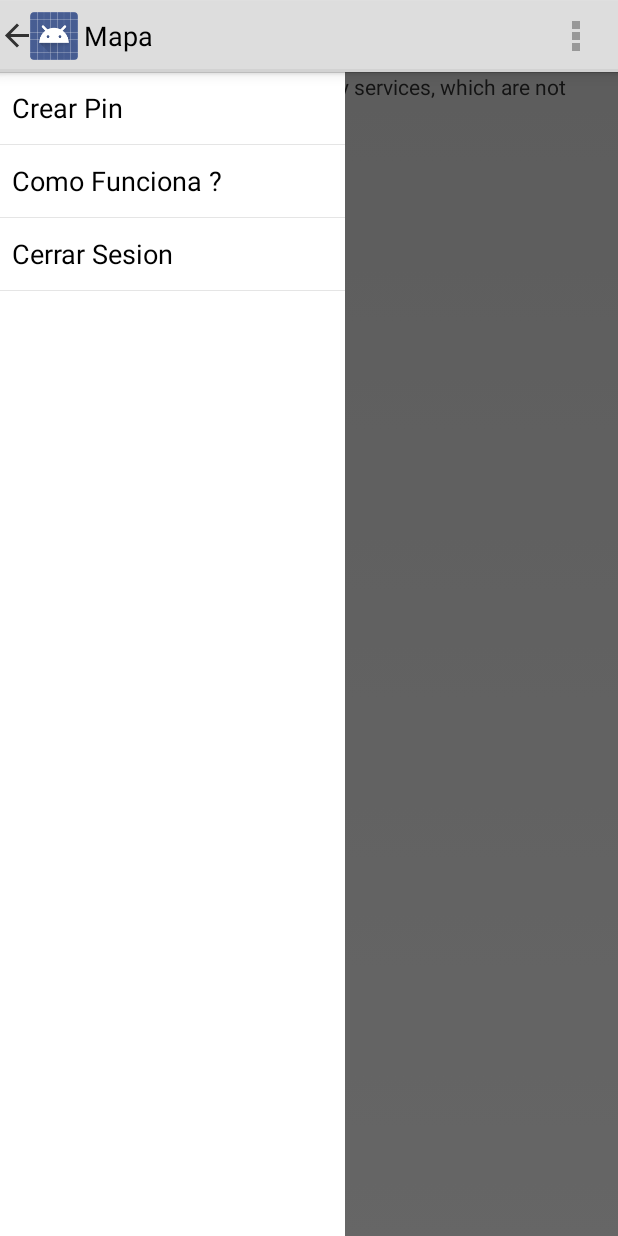
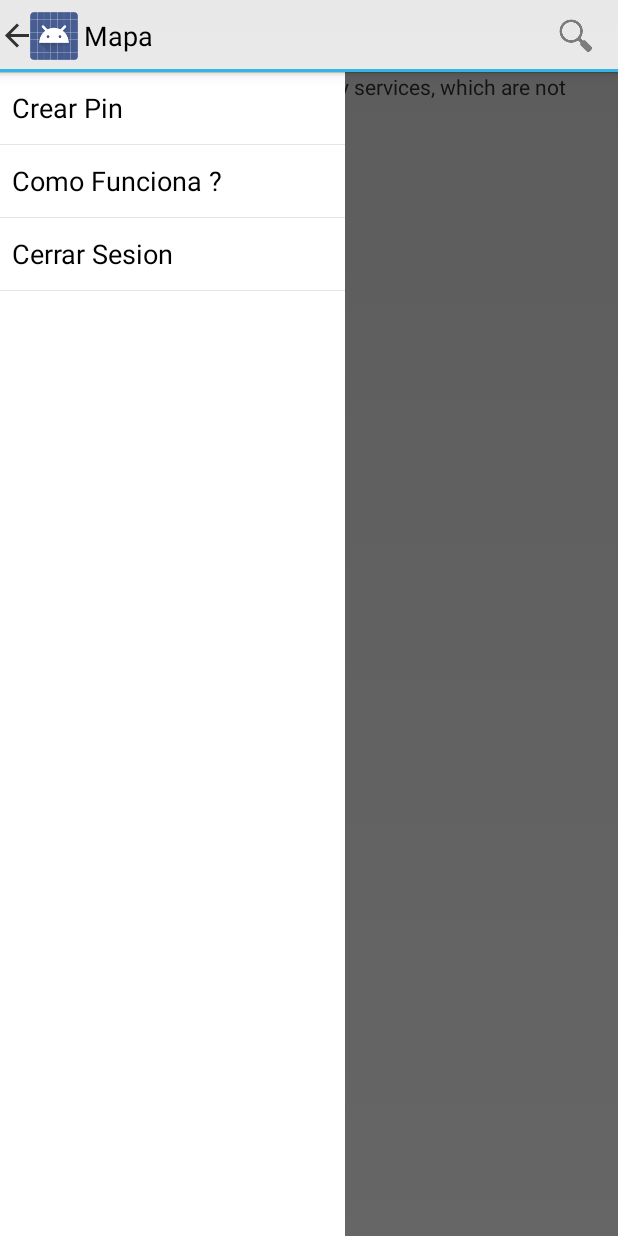
Before and after one commit to C-Aguirre017/Book-It, an Android app: the Central screen opened directly, with no data from a screen before it, with the side drawer open, on a phone screen of 412 x 824 dp. Run offline under Robolectric (Android 15) with nearby library versions, the phone set to English and light mode, and no system bars; libraries missing offline, so code that uses them is left out: com.facebook; 1 statement that could not run was skipped.

Commit message:
Arreglo de estilo del Action Bar

```diff
--- a/Aplicacion Android Studio/app/src/main/AndroidManifest.xml
+++ b/Aplicacion Android Studio/app/src/main/AndroidManifest.xml
@@ -23,7 +23,7 @@
         android:allowBackup="true"
         android:icon="@drawable/logo"
         android:label="@string/app_name"
-        android:theme="@style/CustomActionBarTheme" >
+        android:theme="@style/AppTheme" >
 
         <meta-data
             android:name="com.google.android.maps.v2.API_KEY"
@@ -59,6 +59,9 @@
         <activity
             android:name=".Help"
             android:label="@string/title_activity_help" >
+            <meta-data
+                android:name="android.support.PARENT_ACTIVITY"
+                android:value="proyecto.proyectobookit.Central" />
         </activity>
         <activity
             android:name=".CrearMarker"
--- a/Aplicacion Android Studio/app/src/main/java/proyecto/proyectobookit/Central.java
+++ b/Aplicacion Android Studio/app/src/main/java/proyecto/proyectobookit/Central.java
@@ -11,11 +11,11 @@ import android.app.AlertDialog;
 import android.content.DialogInterface;
 import android.os.AsyncTask;
 import android.os.Build;
+import android.support.v7.app.ActionBarDrawerToggle;
 import android.support.v4.widget.DrawerLayout;
 import android.content.Intent;
 import android.os.Bundle;
-import android.support.v7.app.ActionBarActivity;
-import android.support.v7.app.ActionBarDrawerToggle;
+
 import android.util.Log;
 import android.view.Menu;
 import android.view.MenuItem;
@@ -71,7 +71,6 @@ public class Central extends Activity implements GoogleMap.OnMapClickListener, G
         setContentView(R.layout.activity_central);
 
         getActionBar().setDisplayHomeAsUpEnabled(true);
-        //getActionBar().setHomeButtonEnabled(true);
 
         leftRL = (RelativeLayout)findViewById(R.id.LeftDrawer);
         drawerLayout = (DrawerLayout)findViewById(R.id.activity_central2);
--- a/Aplicacion Android Studio/app/src/main/java/proyecto/proyectobookit/Help.java
+++ b/Aplicacion Android Studio/app/src/main/java/proyecto/proyectobookit/Help.java
@@ -1,5 +1,6 @@
 package proyecto.proyectobookit;
 
+import android.app.Activity;
 import android.os.Bundle;
 import android.support.v7.app.ActionBarActivity;
 import android.view.Menu;
@@ -7,11 +8,12 @@ import android.view.MenuItem;
 import android.view.View;
 
 
-public class Help extends ActionBarActivity {
+public class Help extends Activity {
     @Override
     protected void onCreate(Bundle savedInstanceState) {
         super.onCreate(savedInstanceState);
         setContentView(R.layout.activity_help);
+        getActionBar().setDisplayHomeAsUpEnabled(true);
     }
 
 
--- a/Aplicacion Android Studio/app/src/main/res/layout/activity_central.xml
+++ b/Aplicacion Android Studio/app/src/main/res/layout/activity_central.xml
@@ -10,12 +10,12 @@
         android:layout_width="match_parent"
         android:layout_height="match_parent"/>
 
-    <!-- Right Drawrer -->
+    <!-- Right Drawrer  230dp-->
 
     <RelativeLayout
         android:id="@+id/LeftDrawer"
         android:layout_width="230dp"
-        android:layout_height="match_parent"
+        android:layout_height="fill_parent"
         android:layout_gravity="start" >
 
         <ListView
--- a/Aplicacion Android Studio/app/src/main/res/menu/menu_central.xml
+++ b/Aplicacion Android Studio/app/src/main/res/menu/menu_central.xml
@@ -1,8 +1,6 @@
-<menu xmlns:android="http://schemas.android.com/apk/res/android"
-    xmlns:yourapp="http://schemas.android.com/apk/res-auto" >
-    <item android:id="@+id/action_search"
-        android:title="@string/search_title"
-        android:icon="@drawable/ic_action_search"
-        yourapp:showAsAction="ifRoom|collapseActionView"
-        yourapp:actionViewClass="android.support.v7.widget.SearchView" />
+<menu xmlns:android="http://schemas.android.com/apk/res/android">
+<item android:id="@+id/action_search"
+    android:icon="@drawable/ic_action_search"
+    android:title="@string/search_title"
+    android:showAsAction="ifRoom"/>
 </menu>
--- /dev/null
+++ b/Aplicacion Android Studio/app/src/main/res/values-v11/styles.xml
@@ -0,0 +1,5 @@
+<resources>
+
+    <style name="AppTheme" parent="android:Theme.Holo.Light" />
+
+</resources>
--- /dev/null
+++ b/Aplicacion Android Studio/app/src/main/res/values-v14/styles.xml
@@ -0,0 +1,12 @@
+<resources>
+
+    <style name="AppTheme"
+        parent="android:Theme.Holo.Light">
+        <item name="android:actionBarStyle">@style/MyActionBar</item>
+     </style>
+
+    <style name="MyActionBar"
+        parent="android:Widget.Holo.Light.ActionBar">
+    </style>
+
+</resources>
--- a/Aplicacion Android Studio/app/src/main/res/values/styles.xml
+++ b/Aplicacion Android Studio/app/src/main/res/values/styles.xml
@@ -1,27 +1,5 @@
 <resources>
 
-    <!--
-        Base application theme, dependent on API level. This theme is replaced
-        by AppBaseTheme from res/values-vXX/styles.xml on newer devices.
-    -->
-    <!-- version 11 pa arriba -->
-    <style name="CustomActionBarTheme"
-        parent="@android:style/Theme.Holo.Light">
-    </style>
-
-    <!-- ActionBar styles -->
-    <style name="MyActionBar"
-        parent="@android:style/Widget.Holo.Light.ActionBar">
-        <item name="android:background">#29766c39</item>
-    </style>
-    <!-- version 7 pa arriba -->
-    <style name="AppBaseTheme" parent="@style/Theme.AppCompat.Light">
-        <item name="android:actionBarStyle">@style/MyActionBar</item>
-        <!--
-            Theme customizations available in newer API levels can go in
-            res/values-vXX/styles.xml, while customizations related to
-            backward-compatibility can go here.
-        -->
-    </style>
+    <style name="AppTheme" parent="android:Theme.Light" />
 
 </resources>
```
Also changed, not shown: Aplicacion Android Studio/app/src/main/res/values/strings.xml (line endings or trailing spaces).
